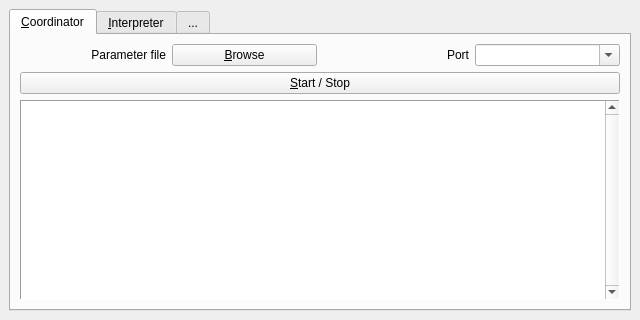
First picture: the form in ypspur_gui.ui, repository openspur/ypspur-gui, before the edit.
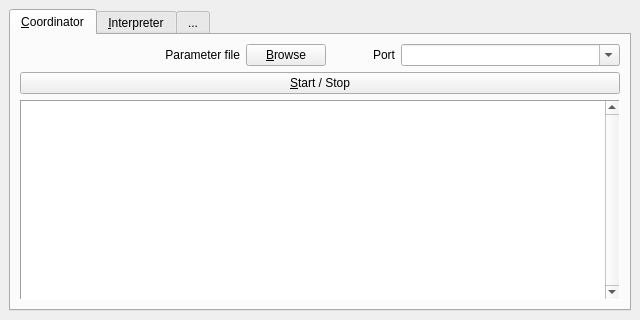
Second picture: the form after the edit.

Commit message: Automatic update of device list on Windows

Diff of the .ui file:
```diff
--- a/ypspur_gui.ui
+++ b/ypspur_gui.ui
@@ -90,13 +90,41 @@
           </item>
           <item>
            <widget class="QPushButton" name="parameterBrowse">
+            <property name="sizePolicy">
+             <sizepolicy hsizetype="Maximum" vsizetype="Fixed">
+              <horstretch>0</horstretch>
+              <verstretch>0</verstretch>
+             </sizepolicy>
+            </property>
             <property name="text">
              <string>&amp;Browse</string>
             </property>
            </widget>
           </item>
+          <item>
+           <spacer name="horizontalSpacer">
+            <property name="orientation">
+             <enum>Qt::Horizontal</enum>
+            </property>
+            <property name="sizeType">
+             <enum>QSizePolicy::Fixed</enum>
+            </property>
+            <property name="sizeHint" stdset="0">
+             <size>
+              <width>40</width>
+              <height>20</height>
+             </size>
+            </property>
+           </spacer>
+          </item>
           <item>
            <widget class="QLabel" name="portLabel">
+            <property name="sizePolicy">
+             <sizepolicy hsizetype="Maximum" vsizetype="Preferred">
+              <horstretch>0</horstretch>
+              <verstretch>0</verstretch>
+             </sizepolicy>
+            </property>
             <property name="text">
              <string>Port</string>
             </property>
@@ -107,6 +135,12 @@
           </item>
           <item>
            <widget class="QComboBox" name="portList">
+            <property name="sizePolicy">
+             <sizepolicy hsizetype="Minimum" vsizetype="Fixed">
+              <horstretch>0</horstretch>
+              <verstretch>0</verstretch>
+             </sizepolicy>
+            </property>
             <property name="editable">
              <bool>true</bool>
             </property>
```
The commit also changes 2 other files.
